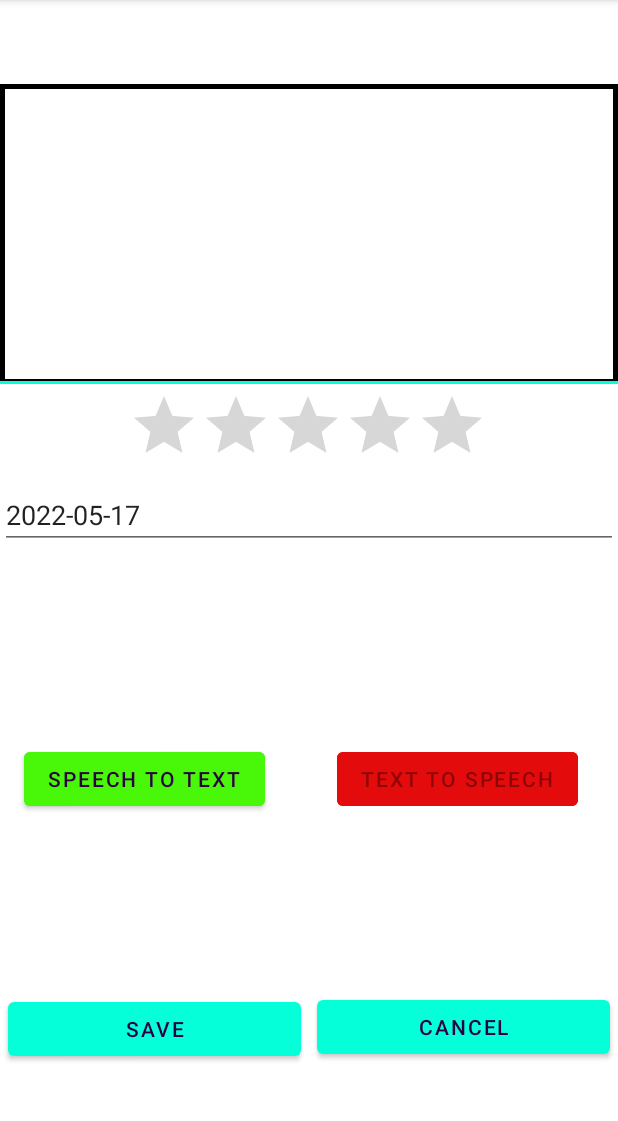
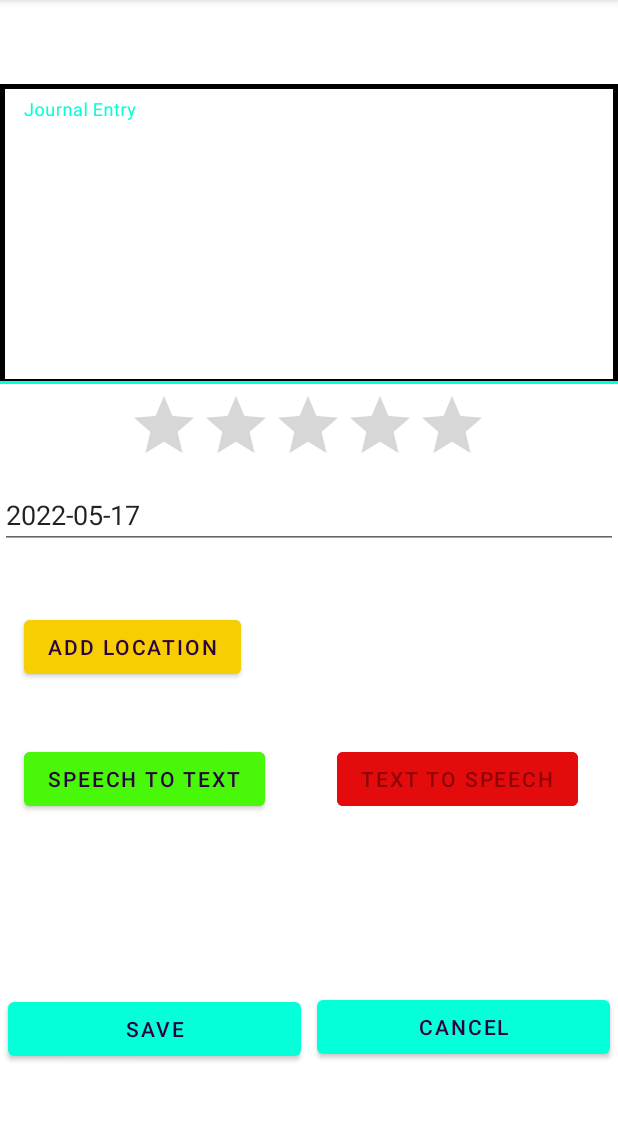
Before and after one commit to dhodkiewicz/AndroidFinalApp, an Android app: the AddItemActivity screen opened directly, with no data from a screen before it, on a phone screen of 412 x 824 dp, the part 84-1205 px from its top. Run offline under Robolectric (Android 15) with nearby library versions, the phone set to English and light mode, and no system bars.

Commit message:
updates
working

```diff
--- a/app/build.gradle
+++ b/app/build.gradle
@@ -42,4 +42,6 @@ dependencies {
     androidTestImplementation 'androidx.test.ext:junit:1.1.3'
     androidTestImplementation 'androidx.test.espresso:espresso-core:3.4.0'
     implementation 'com.google.code.gson:gson:2.8.6'
+    //fused location provider
+    implementation 'com.google.android.gms:play-services-location:19.0.1'
 }
--- a/app/src/main/AndroidManifest.xml
+++ b/app/src/main/AndroidManifest.xml
@@ -1,6 +1,10 @@
 <?xml version="1.0" encoding="utf-8"?>
 <manifest xmlns:android="http://schemas.android.com/apk/res/android"
     package="com.example.itemtracker">
+
+    <uses-permission android:name="android.permission.INTERNET"/>
+    <uses-permission android:name="android.permission.ACCESS_FINE_LOCATION"/>
+    <uses-permission android:name="android.permission.ACCESS_COARSE_LOCATION"/>
 
     <application
         android:allowBackup="true"
--- /dev/null
+++ b/app/src/main/java/com/example/itemtracker/Data.kt
@@ -0,0 +1,6 @@
+package com.example.itemtracker
+
+
+
+
+data class Data(val lat: Double, val long: Double)
--- a/app/src/main/java/com/example/itemtracker/DataManager.kt
+++ b/app/src/main/java/com/example/itemtracker/DataManager.kt
@@ -50,7 +50,7 @@ object DataManager {
             val user = cursor.getString(userPos)
             val mood = cursor.getString(moodPos).toDouble()
             val locJSON = cursor.getString(locPos)
-            val location = Gson().fromJson(locJSON, Location::class.java)
+            val location = Gson().fromJson(locJSON, Data::class.java)
             val date = cursor.getString(datePos)
 
             entries.add(Entry(id,user,entry,date,mood,location))
@@ -99,7 +99,7 @@ object DataManager {
             val user = cursor.getString(userPos)
             val mood = cursor.getString(moodPos).toDouble()
             val loc = cursor.getString(locPos)
-            val location = Gson().fromJson(loc, Location::class.java)
+            val location = Gson().fromJson(loc, Data::class.java)
             val date = cursor.getString(datePos)
 
             tempEntry = Entry(entryId, user, entry, date, mood, location)
--- a/app/src/main/java/com/example/itemtracker/Entry.kt
+++ b/app/src/main/java/com/example/itemtracker/Entry.kt
@@ -8,7 +8,7 @@ class Entry(
     var entry: String,
     val entryDate: String,
     val moodRating: Double,
-    val location: Location,
+    val location: Data,
 )
 {
 
--- a/app/src/main/java/com/example/itemtracker/EntryDBContract.kt
+++ b/app/src/main/java/com/example/itemtracker/EntryDBContract.kt
@@ -4,7 +4,7 @@ import android.provider.BaseColumns
 
 class EntryDBContract {
     object iEntry : BaseColumns { // implements interface when working with a cursor
-        const val TABLE_NAME = "entries"
+        const val TABLE_NAME = "entry"
         const val ID = BaseColumns._ID
         const val ENTRY = "entryText"
         const val USERID = "userId"
--- a/app/src/main/res/layout/activity_add.xml
+++ b/app/src/main/res/layout/activity_add.xml
@@ -21,6 +21,7 @@
             android:layout_width="match_parent"
             android:layout_height="200dp"
             android:background="@drawable/edittext_bg"
+            android:hint="@string/entry"
             android:ems="10"
             android:gravity="start|top"
             android:inputType="textMultiLine"
@@ -130,4 +131,17 @@
         app:layout_constraintStart_toStartOf="parent"
         app:layout_constraintTop_toTopOf="parent" />
 
+    <Button
+        android:id="@+id/btnLocation"
+        android:layout_width="wrap_content"
+        android:layout_height="wrap_content"
+        android:text="Add Location"
+        android:backgroundTint="#F6CE02"
+        app:layout_constraintBottom_toTopOf="@+id/btnSpeechToTxt"
+        app:layout_constraintEnd_toStartOf="@+id/btnTxtToSpeech"
+        app:layout_constraintHorizontal_bias="0.202"
+        app:layout_constraintStart_toStartOf="parent"
+        app:layout_constraintTop_toBottomOf="@+id/etDate"
+        app:layout_constraintVertical_bias="0.508" />
+
 </androidx.constraintlayout.widget.ConstraintLayout>
--- a/app/src/main/res/values/strings.xml
+++ b/app/src/main/res/values/strings.xml
@@ -5,7 +5,7 @@
     <string name="department">Department</string>
     <string name="cancel">Cancel</string>
     <string name="save">Save</string>
-    <string name="sku">SKU #</string>
+    <string name="geo">Location</string>
     <string name="mood">Mood Rating</string>
     <string name="date">Date</string>
     <string name="quantity">Quantity</string>
```
Also changed, not shown: app/src/main/java/com/example/itemtracker/AddItemActivity.kt (+71 -12 lines), app/src/main/java/com/example/itemtracker/EmployeeListAdapter.kt (+5 -2 lines), app/src/main/java/com/example/itemtracker/UpdateItemActivity.kt (+11 -1 lines), app/src/main/res/layout/list_item.xml (+12 -1 lines).
